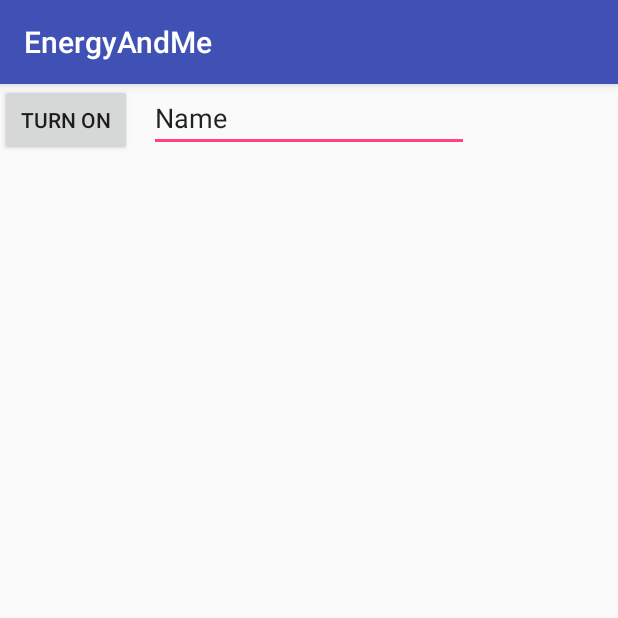
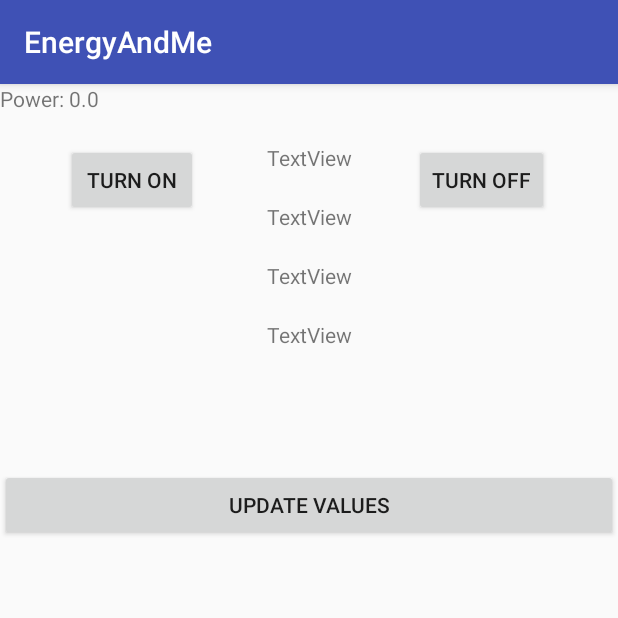
Before and after one commit to Zoboomanips/EnergyAndMe, an Android app: the Node1Info screen opened directly, with no data from a screen before it, on a phone screen of 412 x 824 dp, the top half of it. Run offline under Robolectric (Android 15) with nearby library versions, the phone set to English and light mode, and no system bars; network calls fail.

Commit message:
More Usability

```diff
--- a/app/src/main/java/bearsinchairs/energyandme/Node1Info.java
+++ b/app/src/main/java/bearsinchairs/energyandme/Node1Info.java
@@ -3,9 +3,11 @@ package bearsinchairs.energyandme;
 import android.os.Bundle;
 import android.support.v7.app.AppCompatActivity;
 import android.view.View;
+import android.widget.*;
 
 import org.json.JSONException;
 import org.json.JSONObject;
+
 
 import java.io.IOException;
 import java.net.DatagramPacket;
@@ -15,26 +17,31 @@ import java.net.UnknownHostException;
 
 public class Node1Info extends AppCompatActivity {
 
-    int power1;
+    double power1;
+    double energy1;
+    double current1;
+    double voltage1;
+    double charge1;
     int port;
     InetAddress add;
     byte[] buf;
-    String msg;
+    int nod;
     @Override
     protected void onCreate(Bundle savedInstanceState) {
         super.onCreate(savedInstanceState);
         setContentView(R.layout.activity_node1_info);
-        power1 = 0;
         port = 9931;
+        nod = 6;
         try {
             add = InetAddress.getByName("192.168.1.207");
         } catch (UnknownHostException e) {
             e.printStackTrace();
         }
+        update();
     }
 
     public void turnOn (View view) throws IOException {
-        msg = "api/turnon/6";
+        String msg = "api/turnon/" + nod;
         buf = msg.getBytes();
         DatagramSocket socket = new DatagramSocket();
         DatagramPacket packet = new DatagramPacket(buf, buf.length,
@@ -42,18 +49,57 @@ public class Node1Info extends AppCompatActivity {
         socket.send(packet);
     }
 
-    public double ping(String msg, int node) throws IOException, JSONException {
-        msg = "api/" + msg + "/" + node;
+    public void turnOff (View view) throws IOException {
+        String msg = "api/turnoff/" + nod;
         buf = msg.getBytes();
         DatagramSocket socket = new DatagramSocket();
         DatagramPacket packet = new DatagramPacket(buf, buf.length,
                 add, port);
         socket.send(packet);
+    }
+
+    public double ping(String ins, int node) throws IOException, JSONException {
+        String msg = "api/" + ins + "/" + node;
+        buf = msg.getBytes();
+        DatagramSocket socket = new DatagramSocket();
+        DatagramPacket packet = new DatagramPacket(buf, buf.length,
+                add, port);
+        socket.send(packet);
+        buf = new byte[256];
         packet = new DatagramPacket(buf, buf.length);
+        socket.setSoTimeout(1000);
         socket.receive(packet);
         String received = new String(packet.getData(), 0, packet.getLength());
         JSONObject reader = new JSONObject(received);
         double val = reader.getDouble("VALUE");
         return val;
     }
+
+    public void update(){
+        try {
+            power1 = ping("getdcpower", nod);
+        } catch (IOException e) { } catch (JSONException e) { power1 = 69; }
+        TextView powerV = (TextView) findViewById(R.id.powerView);
+        powerV.setText("Power: " + power1);
+        /*try {
+            energy1 = ping("getdcenergy", nod);
+        } catch (IOException e) { } catch (JSONException e) { }
+        TextView energyV = (TextView) findViewById(R.id.energyView);
+        energyV.setText("Energy: " + energy1);
+        try {
+            current1 = ping("getdccurrent", nod);
+        } catch (IOException e) { } catch (JSONException e) { }
+        TextView currV = (TextView) findViewById(R.id.currentView);
+        currV.setText("Current: " + current1);
+        try {
+            charge1 = ping("getdccharge", nod);
+        } catch (IOException e) { } catch (JSONException e) { }
+        TextView chargeV = (TextView) findViewById(R.id.chargeView);
+        chargeV.setText("Charge: " + charge1);
+        try {
+            voltage1 = ping("getdcvoltage", nod);
+        } catch (IOException e) { } catch (JSONException e) { }
+        TextView volV = (TextView) findViewById(R.id.voltageView);
+        volV.setText("Voltage: " + voltage1);*/
+    }
 }
--- a/app/src/main/res/layout/activity_node1_info.xml
+++ b/app/src/main/res/layout/activity_node1_info.xml
@@ -7,22 +7,91 @@
     tools:context="bearsinchairs.energyandme.Node1Info">
 
     <Button
+        android:id="@+id/button2"
+        android:layout_width="wrap_content"
+        android:layout_height="wrap_content"
+        android:layout_marginEnd="8dp"
+        android:layout_marginLeft="144dp"
+        android:layout_marginRight="8dp"
+        android:layout_marginStart="144dp"
+        android:layout_marginTop="40dp"
+        android:onClick="turnOff"
+        android:text="Turn Off"
+        app:layout_constraintEnd_toEndOf="parent"
+        app:layout_constraintHorizontal_bias="0.0"
+        app:layout_constraintStart_toEndOf="@+id/button"
+        app:layout_constraintTop_toTopOf="parent" />
+
+    <Button
         android:id="@+id/button"
         android:layout_width="wrap_content"
         android:layout_height="wrap_content"
+        android:layout_marginLeft="44dp"
+        android:layout_marginStart="44dp"
+        android:layout_marginTop="40dp"
         android:onClick="turnOn"
         android:text="Turn On"
-        tools:layout_editor_absoluteX="137dp"
-        tools:layout_editor_absoluteY="132dp" />
+        app:layout_constraintStart_toStartOf="parent"
+        app:layout_constraintTop_toTopOf="parent" />
 
-    <EditText
-        android:id="@+id/editText"
+    <TextView
+        android:id="@+id/powerView"
         android:layout_width="wrap_content"
         android:layout_height="wrap_content"
-        android:ems="10"
-        android:inputType="textPersonName"
-        android:text="Name"
+        android:text="TextView"
+        tools:layout_editor_absoluteX="163dp"
+        tools:layout_editor_absoluteY="128dp" />
+
+    <TextView
+        android:id="@+id/energyView"
+        android:layout_width="wrap_content"
+        android:layout_height="wrap_content"
+        android:layout_marginTop="20dp"
+        android:text="TextView"
         app:layout_constraintEnd_toEndOf="parent"
         app:layout_constraintStart_toStartOf="parent"
-        tools:layout_editor_absoluteY="248dp" />
+        app:layout_constraintTop_toBottomOf="@+id/powerView" />
+
+    <TextView
+        android:id="@+id/currentView"
+        android:layout_width="wrap_content"
+        android:layout_height="wrap_content"
+        android:layout_marginTop="20dp"
+        android:text="TextView"
+        app:layout_constraintEnd_toEndOf="parent"
+        app:layout_constraintStart_toStartOf="parent"
+        app:layout_constraintTop_toBottomOf="@+id/energyView" />
+
+    <TextView
+        android:id="@+id/chargeView"
+        android:layout_width="wrap_content"
+        android:layout_height="wrap_content"
+        android:layout_marginTop="20dp"
+        android:text="TextView"
+        app:layout_constraintEnd_toEndOf="parent"
+        app:layout_constraintStart_toStartOf="parent"
+        app:layout_constraintTop_toBottomOf="@+id/currentView" />
+
+    <TextView
+        android:id="@+id/voltageView"
+        android:layout_width="wrap_content"
+        android:layout_height="wrap_content"
+        android:layout_marginTop="20dp"
+        android:text="TextView"
+        app:layout_constraintEnd_toEndOf="parent"
+        app:layout_constraintStart_toStartOf="parent"
+        app:layout_constraintTop_toBottomOf="@+id/chargeView" />
+
+    <Button
+        android:id="@+id/update"
+        android:layout_width="0dp"
+        android:layout_height="wrap_content"
+        android:layout_marginTop="80dp"
+        android:onClick="update"
+        android:text="Update Values"
+        app:layout_constraintEnd_toEndOf="parent"
+        app:layout_constraintHorizontal_bias="0.0"
+        app:layout_constraintStart_toStartOf="parent"
+        app:layout_constraintTop_toBottomOf="@+id/voltageView" />
+
 </android.support.constraint.ConstraintLayout>
--- a/app/src/main/res/menu/activity_main_drawer.xml
+++ b/app/src/main/res/menu/activity_main_drawer.xml
@@ -1,5 +1,6 @@
 <?xml version="1.0" encoding="utf-8"?>
-<menu xmlns:android="http://schemas.android.com/apk/res/android">
+<menu xmlns:app="http://schemas.android.com/apk/res-auto"
+    xmlns:android="http://schemas.android.com/apk/res/android">
 
     <group android:checkableBehavior="single">
         <item
@@ -14,6 +15,18 @@
         <item
             android:id="@+id/node4"
             android:title="Node 4" />
+        <item
+            android:id="@+id/node5"
+            android:title="Node 5" />
+        <item
+            android:id="@+id/node6"
+            android:title="Node 6" />
+        <item
+            android:id="@+id/node1"
+            android:title="Node 1" />
     </group>
+    <item
+        android:id="@+id/node8"
+        android:title="Node 8" />
 
 </menu>
```
